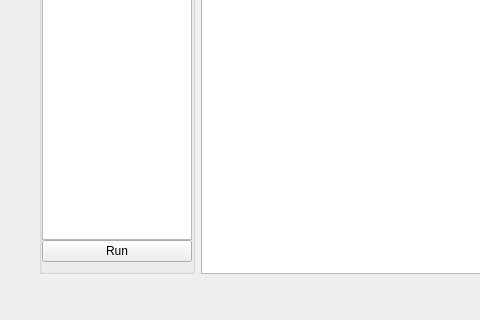
Old version of the form ui/MainWindow.ui in the repository povle/pyblueprint; both pictures show x 0 to 480 and y 377 to 697 of the 860 by 697 pixel window.
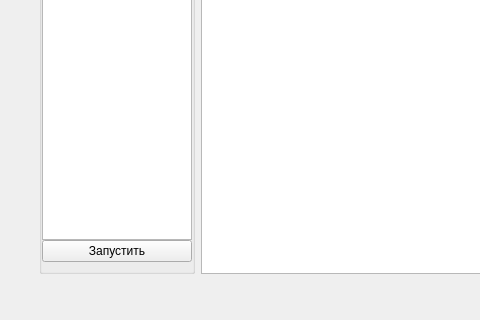
New version of the form. Custom widgets are drawn as their Qt base class.

Commit message: finalize window titles

Diff of the .ui file:
```diff
--- a/ui/MainWindow.ui
+++ b/ui/MainWindow.ui
@@ -87,7 +87,7 @@
          <item>
           <widget class="QPushButton" name="runButton">
            <property name="text">
-            <string>Run</string>
+            <string>Запустить</string>
            </property>
           </widget>
          </item>
```
Left out of the diff: 2 changed lines with no effect on the pictures. The commit also changes 3 other files.
